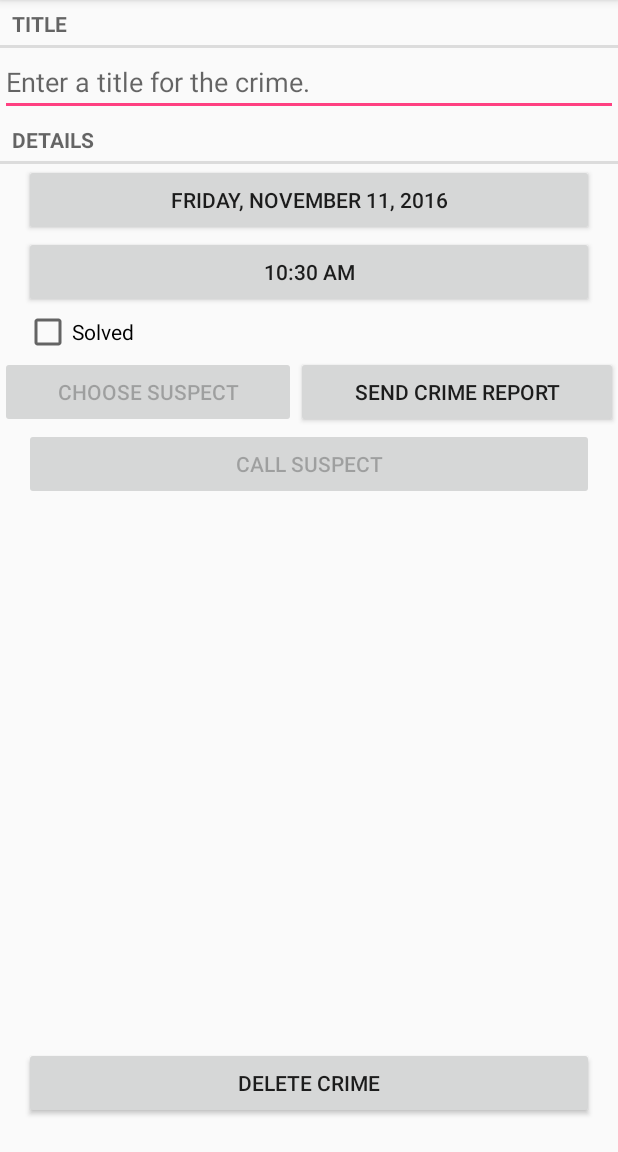
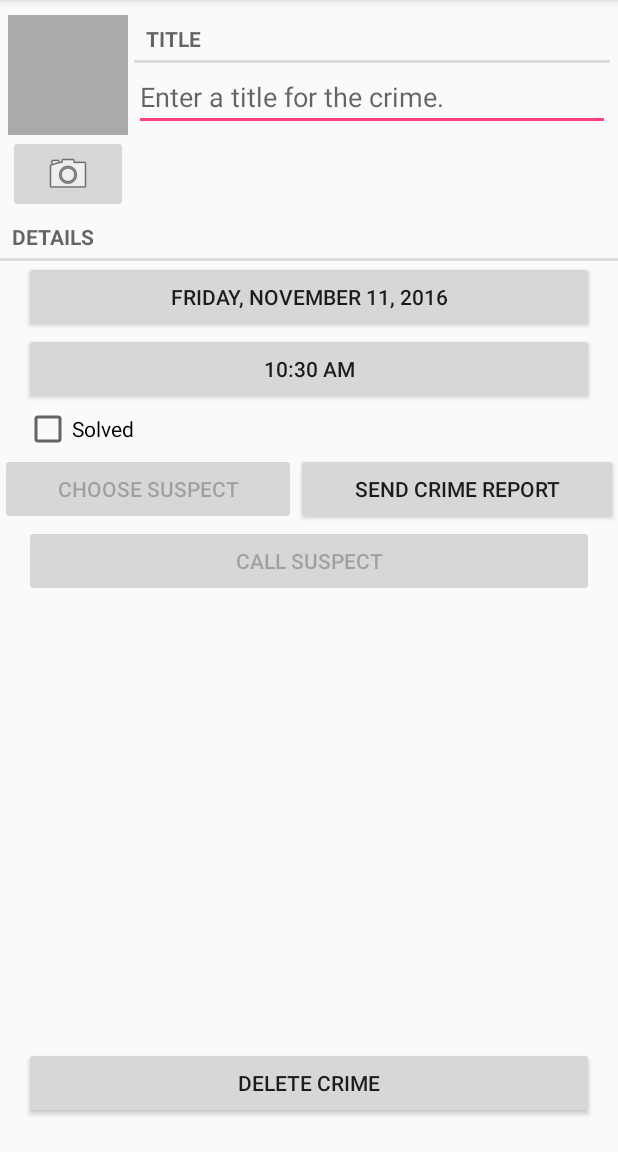
Before and after one commit to willwagner602/AndroidProgrammingCriminalIntent, an Android app: the CrimeFragment screen opened directly, with no data from a screen before it, on a phone screen of 412 x 824 dp, the part 84-1236 px from its top. Run offline under Robolectric (Android 15) with nearby library versions, the phone set to English and light mode, and no system bars.

Commit message:
- Completed Chapter 16 - Added button to take picture of crime - Added preview image of crime - Added basic larger image dialog for crime image (challenge #1) - Attempted to optimize image viewing (challenge #2)

```diff
--- a/app/src/main/AndroidManifest.xml
+++ b/app/src/main/AndroidManifest.xml
@@ -3,6 +3,11 @@
           package="com.bignerdranch.android.criminalintent">
 
     <uses-permission android:name="android.permission.READ_CONTACTS"/>
+    <uses-permission android:name="android.permission.WRITE_EXTERNAL_STORAGE"
+                     android:maxSdkVersion="18"/>
+
+    <uses-feature android:name="android.hardware.camera2"
+                  android:required="false"/>
 
     <application
         android:allowBackup="true"
--- a/app/src/main/java/com/bignerdranch/android/criminalintent/Crime.java
+++ b/app/src/main/java/com/bignerdranch/android/criminalintent/Crime.java
@@ -16,6 +16,7 @@ public class Crime {
     private boolean mSolved;
     private String mSuspect;
     private long mSuspectId;
+    private String mCrimeImage;
 
     public Crime() {
         this(UUID.randomUUID());
@@ -79,4 +80,8 @@ public class Crime {
     public void setSuspectId(long suspectId) {
         mSuspectId = suspectId;
     }
+
+    public String getPhotoFilename() {
+        return "IMG_" + getId().toString() + ".jpg";
+    }
 }
--- a/app/src/main/java/com/bignerdranch/android/criminalintent/CrimeFragment.java
+++ b/app/src/main/java/com/bignerdranch/android/criminalintent/CrimeFragment.java
@@ -4,9 +4,11 @@ import android.app.Activity;
 import android.content.Intent;
 import android.content.pm.PackageManager;
 import android.database.Cursor;
+import android.graphics.Bitmap;
 import android.net.Uri;
 import android.os.Bundle;
 import android.provider.ContactsContract;
+import android.provider.MediaStore;
 import android.support.v4.app.Fragment;
 import android.support.v4.app.FragmentManager;
 import android.support.v4.app.ShareCompat;
@@ -16,11 +18,15 @@ import android.text.format.DateFormat;
 import android.view.LayoutInflater;
 import android.view.View;
 import android.view.ViewGroup;
+import android.view.ViewTreeObserver;
 import android.widget.Button;
 import android.widget.CheckBox;
 import android.widget.CompoundButton;
 import android.widget.EditText;
+import android.widget.ImageButton;
+import android.widget.ImageView;
 
+import java.io.File;
 import java.util.Date;
 import java.util.UUID;
 
@@ -33,11 +39,15 @@ public class CrimeFragment extends Fragment {
     private static final String ARG_CRIME_ID = "crime_id";
     private static final String DIALOG_DATE = "DialogDate";
     private static final String DIALOG_TIME = "DialogTime";
+    private static final String DIALOG_IMAGE = "DialogImage";
     private static final int REQUEST_DATE = 0;
     private static final int REQUEST_TIME = 1;
     private static final int REQUEST_CONTACT = 2;
+    private static final int REQUEST_PHOTO = 3;
 
     private Crime mCrime;
+    private File mPhotoFile;
+
     private EditText mTitleField;
     private Button mDateButton;
     private Button mTimeButton;
@@ -46,6 +56,8 @@ public class CrimeFragment extends Fragment {
     private Button mReportButton;
     private Button mSuspectButton;
     private Button mCallSuspectButton;
+    private ImageView mPhotoView;
+    private ImageButton mPhotoButton;
 
     public static CrimeFragment newInstance(UUID crimeId) {
         Bundle args = new Bundle();
@@ -61,6 +73,7 @@ public class CrimeFragment extends Fragment {
         super.onCreate(savedInstanceState);
         UUID crimeId = (UUID) getArguments().getSerializable(ARG_CRIME_ID);
         mCrime = CrimeLab.get(getActivity()).getCrime(crimeId);
+        mPhotoFile = CrimeLab.get(getActivity()).getPhotoFile(mCrime);
     }
 
     @Override
@@ -68,6 +81,22 @@ public class CrimeFragment extends Fragment {
         super.onPause();
 
         CrimeLab.get(getActivity()).updateCrime(mCrime);
+    }
+
+    @Override
+    public void onResume() {
+        super.onResume();
+
+        if (mPhotoFile.exists()) {
+            mPhotoView.setOnClickListener(new View.OnClickListener() {
+                @Override
+                public void onClick(View v) {
+                    FragmentManager manager = getFragmentManager();
+                    ImageFragment dialog = ImageFragment.newInstance(mPhotoFile);
+                    dialog.show(manager, DIALOG_IMAGE);
+                }
+            });
+        }
     }
 
     @Override
@@ -91,6 +120,36 @@ public class CrimeFragment extends Fragment {
             @Override
             public void afterTextChanged(Editable s) {
                 // still nothing
+            }
+        });
+
+        PackageManager packageManager = getActivity().getPackageManager();
+
+        mPhotoView = (ImageView) v.findViewById(R.id.crime_photo);
+        ViewTreeObserver imgObserver = mPhotoView.getViewTreeObserver();
+        imgObserver.addOnGlobalLayoutListener(new ViewTreeObserver.OnGlobalLayoutListener() {
+            @Override
+            public void onGlobalLayout() {
+                updatePhotoView();
+            }
+        });
+
+        mPhotoButton = (ImageButton) v.findViewById(R.id.crime_camera);
+        final Intent captureImage = new Intent(MediaStore.ACTION_IMAGE_CAPTURE);
+
+        boolean canTakePhoto = mPhotoFile != null &&
+                captureImage.resolveActivity(packageManager) != null;
+        mPhotoButton.setEnabled(canTakePhoto);
+
+        if (canTakePhoto) {
+            Uri uri = Uri.fromFile(mPhotoFile);
+            captureImage.putExtra(MediaStore.EXTRA_OUTPUT, uri);
+        }
+
+        mPhotoButton.setOnClickListener(new View.OnClickListener() {
+            @Override
+            public void onClick(View v) {
+                startActivityForResult(captureImage, REQUEST_PHOTO);
             }
         });
 
@@ -162,7 +221,6 @@ public class CrimeFragment extends Fragment {
             mSuspectButton.setText(mCrime.getSuspect());
         }
 
-        PackageManager packageManager = getActivity().getPackageManager();
         if (packageManager.resolveActivity(pickContact,
                 PackageManager.MATCH_DEFAULT_ONLY) == null) {
             mSuspectButton.setEnabled(false);
@@ -214,7 +272,6 @@ public class CrimeFragment extends Fragment {
             mCallSuspectButton.setEnabled(true);
             mCallSuspectButton.setText(getString(R.string.crime_call_suspect, mCrime.getSuspect()));
         }
-
     }
 
     @Override
@@ -258,6 +315,8 @@ public class CrimeFragment extends Fragment {
             } finally {
                 c.close();
             }
+        } else if (requestCode == REQUEST_PHOTO) {
+            updatePhotoView();
         }
     }
 
@@ -295,4 +354,13 @@ public class CrimeFragment extends Fragment {
 
         return report;
     }
+
+    private void updatePhotoView() {
+        if (mPhotoFile == null || !mPhotoFile.exists()) {
+            mPhotoView.setImageDrawable(null);
+        } else {
+            Bitmap bitmap = PictureUtils.getScaledBitmap(mPhotoFile.getPath(), getActivity());
+            mPhotoView.setImageBitmap(bitmap);
+        }
+    }
 }
--- a/app/src/main/java/com/bignerdranch/android/criminalintent/CrimeLab.java
+++ b/app/src/main/java/com/bignerdranch/android/criminalintent/CrimeLab.java
@@ -4,11 +4,13 @@ import android.content.ContentValues;
 import android.content.Context;
 import android.database.Cursor;
 import android.database.sqlite.SQLiteDatabase;
+import android.os.Environment;
 
 import com.bignerdranch.android.criminalintent.database.CrimeBaseHelper;
 import com.bignerdranch.android.criminalintent.database.CrimeCursorWrapper;
 import com.bignerdranch.android.criminalintent.database.CrimeDbSchema.CrimeTable;
 
+import java.io.File;
 import java.util.ArrayList;
 import java.util.List;
 import java.util.UUID;
@@ -87,6 +89,16 @@ public class CrimeLab {
         }
     }
 
+    public File getPhotoFile(Crime crime) {
+        File externalFilesDir = mContext.getExternalFilesDir(Environment.DIRECTORY_PICTURES);
+
+        if (externalFilesDir == null) {
+            return null;
+        }
+
+        return new File(externalFilesDir, crime.getPhotoFilename());
+    }
+
     private static ContentValues getContentValues(Crime crime) {
         ContentValues values = new ContentValues();
         values.put(CrimeTable.Cols.UUID, crime.getId().toString());
--- a/app/src/main/res/layout/fragment_crime.xml
+++ b/app/src/main/res/layout/fragment_crime.xml
@@ -1,22 +1,11 @@
 <?xml version="1.0" encoding="utf-8"?>
 <LinearLayout xmlns:android="http://schemas.android.com/apk/res/android"
+              xmlns:tools="http://schemas.android.com/tools"
               android:orientation="vertical"
               android:layout_width="match_parent"
               android:layout_height="match_parent">
 
-    <TextView
-        android:id="@+id/title"
-        android:layout_width="match_parent"
-        android:layout_height="wrap_content"
-        android:text="@string/crime_title_label"
-        style="?android:listSeparatorTextViewStyle"/>
-
-    <EditText
-        android:id="@+id/crime_title"
-        android:layout_width="match_parent"
-        android:layout_height="wrap_content"
-        android:inputType="text"
-        android:hint="@string/crime_title_hint"/>
+    <include layout="@layout/view_camera_and_title"/>
 
     <TextView
         android:id="@+id/crime_details"
@@ -30,14 +19,16 @@
         android:layout_width="match_parent"
         android:layout_height="wrap_content"
         android:layout_marginLeft="16dp"
-        android:layout_marginRight="16dp"/>
+        android:layout_marginRight="16dp"
+        tools:text="Crime Date"/>
 
     <Button
         android:id="@+id/crime_time"
         android:layout_width="match_parent"
         android:layout_height="wrap_content"
         android:layout_marginLeft="16dp"
-        android:layout_marginRight="16dp"/>
+        android:layout_marginRight="16dp"
+        tools:text="Crime Time"/>
 
     <CheckBox
         android:id="@+id/crime_solved"
@@ -73,7 +64,7 @@
         android:layout_height="wrap_content"
         android:layout_marginRight="16dp"
         android:layout_marginLeft="16dp"
-        android:text="@string/crime_call_suspect"/>
+        tools:text="Call Suspect"/>
 
     <RelativeLayout
         android:layout_width="match_parent"
--- /dev/null
+++ b/app/src/main/res/layout/view_camera_and_title.xml
@@ -0,0 +1,55 @@
+<?xml version="1.0" encoding="utf-8"?>
+
+<LinearLayout
+    android:layout_width="match_parent"
+    android:layout_height="wrap_content"
+    xmlns:android="http://schemas.android.com/apk/res/android"
+    android:layout_marginTop="10dp"
+    android:layout_marginLeft="5dp"
+    android:layout_marginRight="5dp">
+
+    <LinearLayout
+        android:layout_width="wrap_content"
+        android:layout_height="wrap_content"
+        android:orientation="vertical"
+        android:layout_marginRight="4dp">
+
+        <ImageView
+            android:id="@+id/crime_photo"
+            android:layout_width="80dp"
+            android:layout_height="80dp"
+            android:scaleType="centerInside"
+            android:background="@android:color/darker_gray"
+            android:cropToPadding="true"/>
+
+        <ImageButton
+            android:id="@+id/crime_camera"
+            android:layout_width="match_parent"
+            android:layout_height="wrap_content"
+            android:src="@android:drawable/ic_menu_camera"/>
+
+    </LinearLayout>
+
+    <LinearLayout
+        android:layout_width="wrap_content"
+        android:layout_height="wrap_content"
+        android:orientation="vertical"
+        android:layout_weight="1">
+
+        <TextView
+            android:id="@+id/title"
+            android:layout_width="match_parent"
+            android:layout_height="wrap_content"
+            android:text="@string/crime_title_label"
+            style="?android:listSeparatorTextViewStyle"/>
+
+        <EditText
+            android:id="@+id/crime_title"
+            android:layout_width="match_parent"
+            android:layout_height="wrap_content"
+            android:inputType="text"
+            android:hint="@string/crime_title_hint"/>
+
+    </LinearLayout>
+
+</LinearLayout>
```
Also changed, not shown: app/src/main/java/com/bignerdranch/android/criminalintent/ImageFragment.java (added, +52 -0 lines), app/src/main/java/com/bignerdranch/android/criminalintent/PictureUtils.java (added, +42 -0 lines), app/src/main/res/layout/dialog_image.xml (added, +12 -0 lines), 1 other file.
